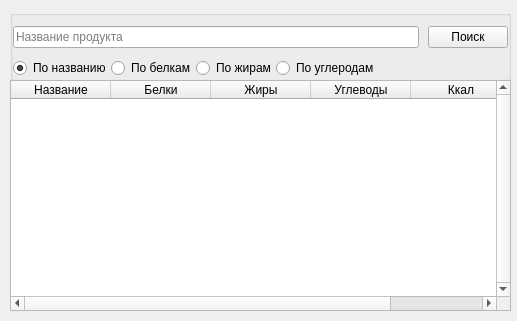
Old version of the form project/forms/Product_seach.ui in the repository Galoev/nutritionist-helper.
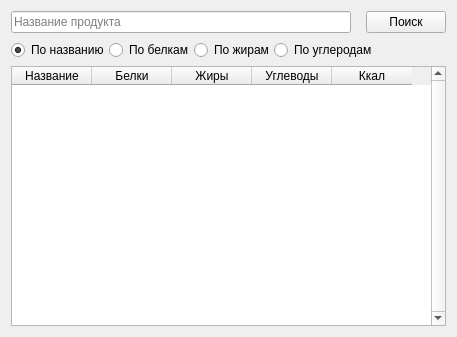
New version of the form.

Patch:
```diff
--- a/project/forms/Product_seach.ui
+++ b/project/forms/Product_seach.ui
@@ -6,41 +6,14 @@
    <rect>
     <x>0</x>
     <y>0</y>
-    <width>517</width>
-    <height>321</height>
+    <width>457</width>
+    <height>337</height>
    </rect>
   </property>
   <property name="windowTitle">
    <string>Form</string>
   </property>
-  <widget class="QGroupBox" name="groupBox">
-   <property name="geometry">
-    <rect>
-     <x>10</x>
-     <y>10</y>
-     <width>501</width>
-     <height>71</height>
-    </rect>
-   </property>
-   <property name="title">
-    <string/>
-   </property>
-   <layout class="QVBoxLayout" name="verticalLayout_3">
-    <property name="spacing">
-     <number>0</number>
-    </property>
-    <property name="leftMargin">
-     <number>0</number>
-    </property>
-    <property name="topMargin">
-     <number>0</number>
-    </property>
-    <property name="rightMargin">
-     <number>0</number>
-    </property>
-    <property name="bottomMargin">
-     <number>0</number>
-    </property>
+  <layout class="QVBoxLayout" name="verticalLayout" stretch="0,0,1">
     <item>
      <layout class="QHBoxLayout" name="horizontalLayout_5">
       <item>
@@ -182,17 +155,8 @@
       </item>
      </layout>
     </item>
-   </layout>
-  </widget>
+   <item>
   <widget class="QTableWidget" name="tableWidget_products">
-   <property name="geometry">
-    <rect>
-     <x>10</x>
-     <y>80</y>
-     <width>501</width>
-     <height>231</height>
-    </rect>
-   </property>
    <property name="verticalScrollBarPolicy">
     <enum>Qt::ScrollBarAlwaysOn</enum>
    </property>
@@ -205,6 +169,9 @@
    <property name="selectionBehavior">
     <enum>QAbstractItemView::SelectRows</enum>
    </property>
+     <attribute name="horizontalHeaderDefaultSectionSize">
+      <number>80</number>
+     </attribute>
    <attribute name="verticalHeaderVisible">
     <bool>false</bool>
    </attribute>
@@ -237,6 +204,8 @@
     </property>
    </column>
   </widget>
+   </item>
+  </layout>
  </widget>
  <resources/>
  <connections/>
```
Lines whose indentation alone changed are shown as unchanged.
